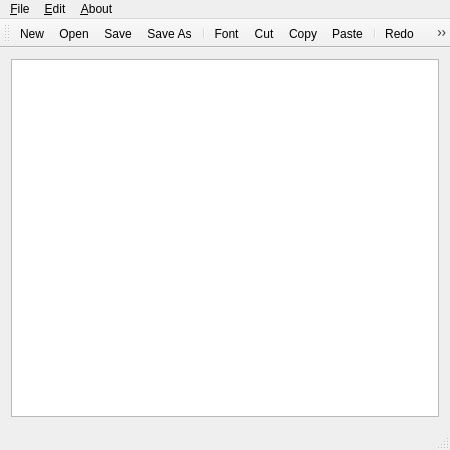
stevenkarr/Qt-Notepad, file mainwindow.ui: the form before one commit.
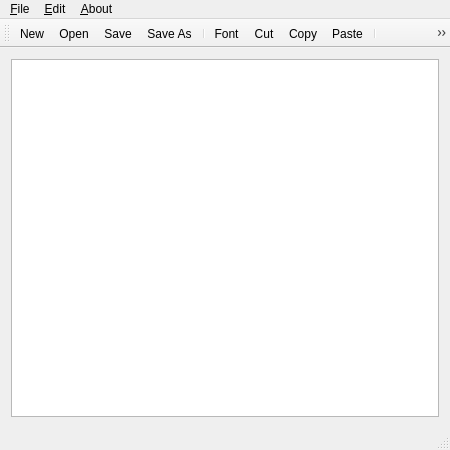
The form after the commit. Icons and pictures are not drawn.

Commit message: Implemented find next, find previous, replace next, and replace previous. Added find & replace action to menu bar

```diff
--- a/mainwindow.ui
+++ b/mainwindow.ui
@@ -85,6 +85,7 @@
    <addaction name="actionCopy"/>
    <addaction name="actionPaste"/>
    <addaction name="separator"/>
+   <addaction name="action_Find_and_Replace"/>
    <addaction name="actionRedo"/>
    <addaction name="actionUndo"/>
    <addaction name="separator"/>
```
Left out of the diff: 9 changed lines with no effect on the pictures. The commit also changes 7 other files.
